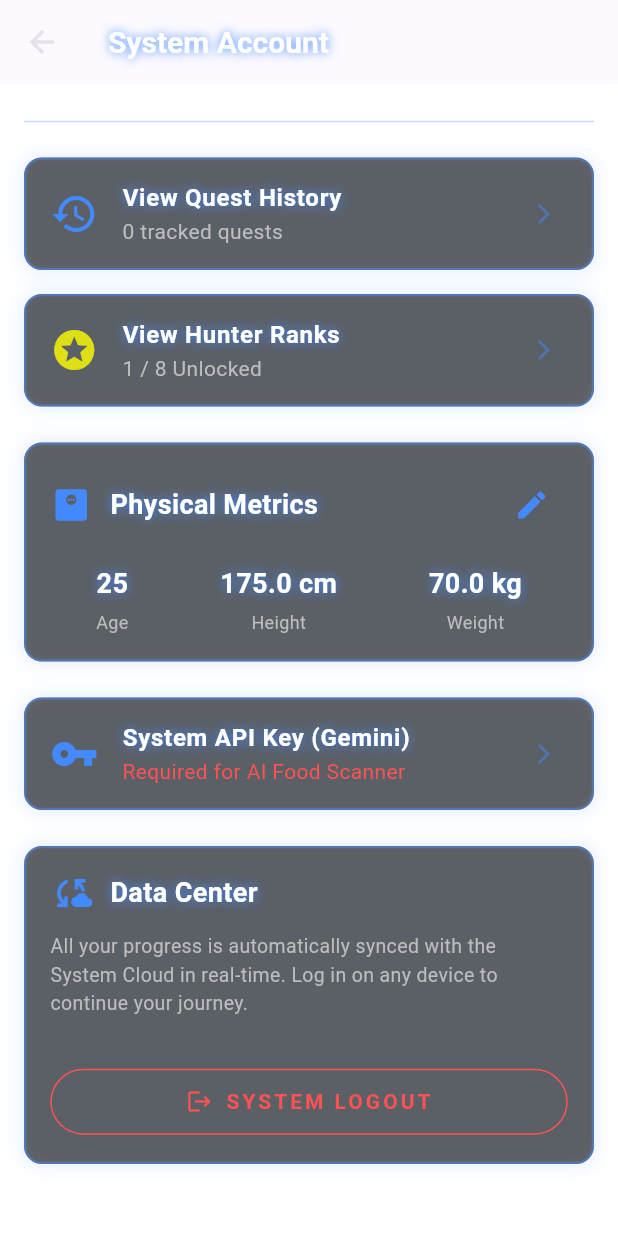
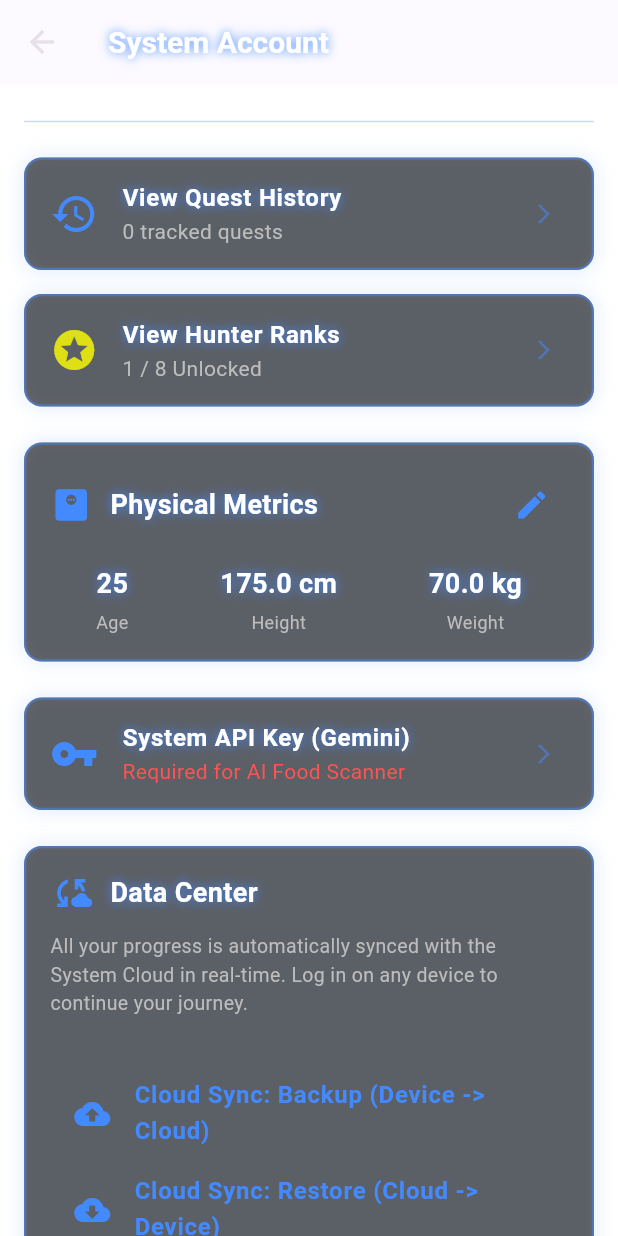
Before and after one commit to AlperSayginEtci/level_up, a Flutter app: the ProfileScreen screen opened directly, scrolled down 295 dp, on a phone screen of 412 x 824 dp. Run offline on Flutter 3.47's test engine with Material 3 defaults, Android fonts, the phone set to English and light mode, and no system bars; our stand-ins replace cloud_firestore, dio, firebase_auth, firebase_core, fl_chart, google_generative_ai and 9 more; missing offline and left inert: flutter_wear_os_connectivity; accounts and stored records are empty; network calls fail.

Commit message:
feat: Add manual cloud sync buttons to Profile Screen

```diff
--- a/lib/screens/profile_screen.dart
+++ b/lib/screens/profile_screen.dart
@@ -180,26 +180,64 @@ class ProfileScreen extends StatelessWidget {
                       ),
                       const SizedBox(height: 16),
                       const SizedBox(height: 16),
-                      SizedBox(
-                        width: double.infinity,
-                        child: OutlinedButton.icon(
-                          onPressed: () async {
+                      Column(
+                        children: [
+                          _buildSettingTile(
+                            icon: Icons.cloud_upload,
+                            title: 'Cloud Sync: Backup (Device -> Cloud)',
+                            color: AppTheme.getPrimaryColor(isShadowMonarch),
+                            onTap: () async {
+                              try {
+                                ScaffoldMessenger.of(context).showSnackBar(
+                                  const SnackBar(content: Text('Uploading to cloud...')),
+                                );
+                                await CloudSyncService.backupDataToCloud();
+                                ScaffoldMessenger.of(context).showSnackBar(
+                                  const SnackBar(content: Text('Backup successful!'), backgroundColor: Colors.green),
+                                );
+                              } catch (e) {
+                                ScaffoldMessenger.of(context).showSnackBar(
+                                  SnackBar(content: Text('Backup failed: \$e'), backgroundColor: Colors.red),
+                                );
+                              }
+                            },
+                          ),
+                          _buildSettingTile(
+                            icon: Icons.cloud_download,
+                            title: 'Cloud Sync: Restore (Cloud -> Device)',
+                            color: AppTheme.getPrimaryColor(isShadowMonarch),
+                            onTap: () async {
+                              try {
+                                ScaffoldMessenger.of(context).showSnackBar(
+                                  const SnackBar(content: Text('Downloading from cloud...')),
+                                );
+                                await CloudSyncService.restoreDataFromCloud();
+                                await context.read<PlayerProgressAndStatsController>().reloadFromStorage();
+                                ScaffoldMessenger.of(context).showSnackBar(
+                                  const SnackBar(content: Text('Restore successful!'), backgroundColor: Colors.green),
+                                );
+                              } catch (e) {
+                                ScaffoldMessenger.of(context).showSnackBar(
+                                  SnackBar(content: Text('Restore failed: \$e'), backgroundColor: Colors.red),
+                                );
+                              }
+                            },
+                          ),
+                          _buildSettingTile(
+                            icon: Icons.logout,
+                            title: 'SYSTEM LOGOUT',
+                            color: Colors.redAccent,
+                            onTap: () async {
                               try {
                                 await AuthService.signOut();
-                              // main.dart'taki StreamBuilder otomatik olarak yönlendirecek
                               } catch (e) {
                                 if (context.mounted) {
-                                ScaffoldMessenger.of(context).showSnackBar(SnackBar(content: Text('Logout failed: $e'), backgroundColor: Colors.red));
+                                  ScaffoldMessenger.of(context).showSnackBar(SnackBar(content: Text('Logout failed: \$e'), backgroundColor: Colors.red));
                                 }
                               }
                             },
-                          icon: const Icon(Icons.logout, color: Colors.redAccent),
-                          label: const Text('SYSTEM LOGOUT', style: TextStyle(color: Colors.redAccent, fontWeight: FontWeight.bold, letterSpacing: 2)),
-                          style: OutlinedButton.styleFrom(
-                            side: const BorderSide(color: Colors.redAccent),
-                            padding: const EdgeInsets.symmetric(vertical: 12),
                           ),
-                        ),
+                        ],
                       ),
                     ],
                   ),
@@ -209,6 +247,14 @@ class ProfileScreen extends StatelessWidget {
           ),
         ),
       ),
+    );
+  }
+
+  Widget _buildSettingTile({required IconData icon, required String title, required Color color, required VoidCallback onTap}) {
+    return ListTile(
+      leading: Icon(icon, color: color),
+      title: Text(title, style: TextStyle(color: color, fontWeight: FontWeight.bold)),
+      onTap: onTap,
     );
   }
 
```
Lines whose indentation alone changed are shown as unchanged.
